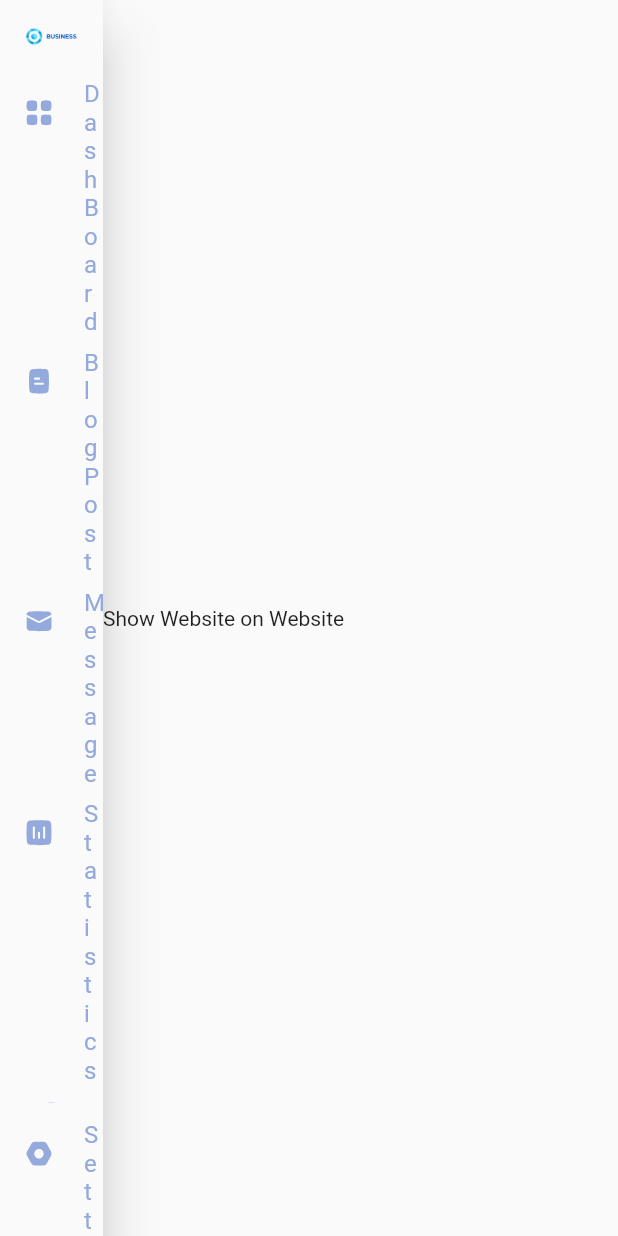
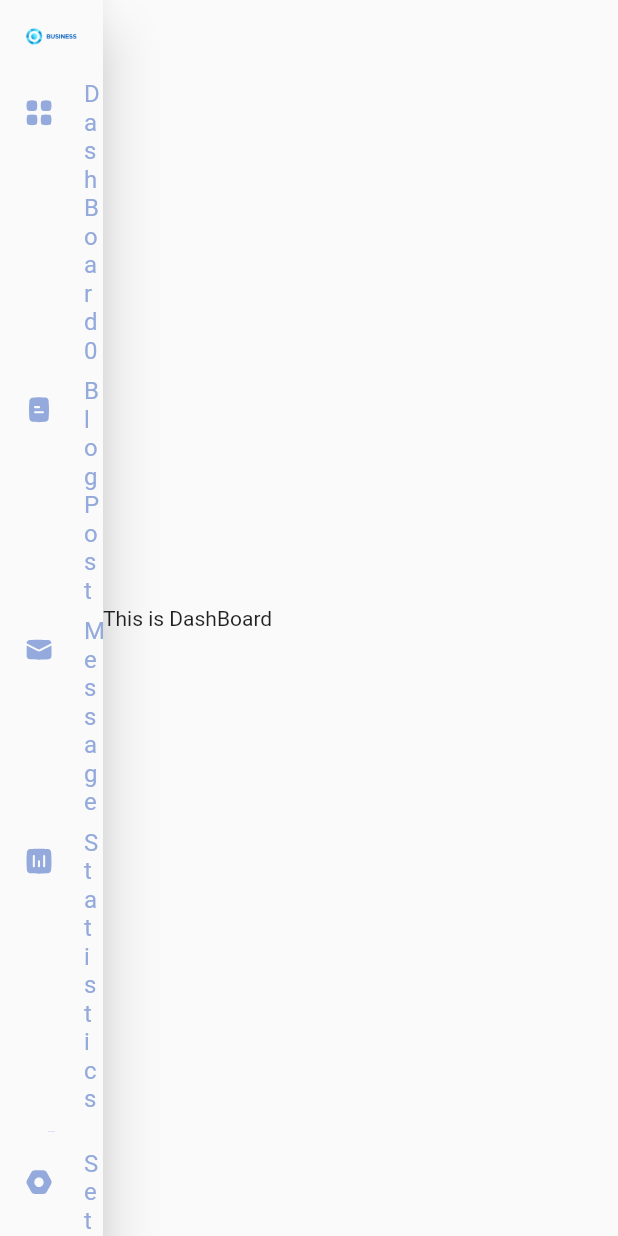
Before and after one commit to Jomjai6789/DashboardJomjai, a Flutter app: the WidgetDashboardWebsite screen opened directly, on a phone screen of 412 x 824 dp. Run offline on Flutter 3.47's test engine with Material 2 defaults, Android fonts, the phone set to English and light mode, and no system bars; our stand-ins replace flutter_svg, get, responsive_builder.

Commit message:
Change Body

```diff
--- /dev/null
+++ b/lib/bodys/dashboard_body.dart
@@ -0,0 +1,10 @@
+import 'package:flutter/material.dart';
+
+class DashBoardBody extends StatelessWidget {
+  const DashBoardBody({super.key});
+
+  @override
+  Widget build(BuildContext context) {
+    return Text('This is DashBoard');
+  }
+}
--- a/lib/state_website/widget_dashboard_website.dart
+++ b/lib/state_website/widget_dashboard_website.dart
@@ -1,21 +1,44 @@
+import 'package:demojomjai/bodys/blogpost_body.dart';
+import 'package:demojomjai/bodys/dashboard_body.dart';
+import 'package:demojomjai/bodys/message.dart';
+import 'package:demojomjai/bodys/statistics.dart';
+import 'package:demojomjai/utility/app_controller.dart';
 import 'package:demojomjai/widgets/drawer_menu.dart';
 import 'package:flutter/material.dart';
+import 'package:get/get.dart';
 
-class WidgetDashboardWebsite extends StatelessWidget {
+class WidgetDashboardWebsite extends StatefulWidget {
   const WidgetDashboardWebsite({super.key});
 
   @override
+  State<WidgetDashboardWebsite> createState() => _WidgetDashboardWebsiteState();
+}
+
+class _WidgetDashboardWebsiteState extends State<WidgetDashboardWebsite> {
+  var bodys = <Widget>[
+    const DashBoardBody(),
+    const BlogPostBody(),
+    const Message(),
+    const Statistics(),
+  ];
+
+  @override
   Widget build(BuildContext context) {
+    return GetX(
+        init: AppController(),
+        builder: (AppController appController) {
           return Scaffold(
             drawer: DrawerMenu(),
             body: Row(
               children: [
                 Expanded(child: DrawerMenu()),
-          Expanded(flex: 5,
-            child: Text('Show Website on Website'),
+                Expanded(
+                  flex: 5,
+                  child: bodys[appController.indexDrawer.value],
                 ),
               ],
             ),
           );
+        });
   }
 }
--- /dev/null
+++ b/lib/utility/app_controller.dart
@@ -0,0 +1,5 @@
+import 'package:get/get.dart';
+
+class AppController extends GetxController {
+  RxInt indexDrawer = 0.obs;
+}
--- a/lib/widgets/drawer_menu.dart
+++ b/lib/widgets/drawer_menu.dart
@@ -1,13 +1,17 @@
 import 'package:demojomjai/utility/app_constant.dart';
+import 'package:demojomjai/utility/app_controller.dart';
 import 'package:demojomjai/widgets/drawer_list_title.dart';
 import 'package:flutter/material.dart';
-
+import 'package:get/get.dart';
 
 class DrawerMenu extends StatelessWidget {
   const DrawerMenu({Key? key}) : super(key: key);
 
   @override
   Widget build(BuildContext context) {
+    return GetX(
+        init: AppController(),
+        builder: (AppController appController) {
           return Drawer(
             child: ListView(
               children: [
@@ -16,23 +20,33 @@ class DrawerMenu extends StatelessWidget {
                   child: Image.asset("assets/images/logowithtext.png"),
                 ),
                 DrawerListTile(
-              title: 'Dash Board',
+                    title: 'Dash Board ${appController.indexDrawer}',
                     svgSrc: 'assets/icons/Dashboard.svg',
                     tap: () {
                       print('You Click Dash Board');
+                      appController.indexDrawer.value = 0;
                     }),
                 DrawerListTile(
                     title: 'Blog Post',
                     svgSrc: 'assets/icons/BlogPost.svg',
-              tap: () {}),
+                    tap: () {
+                       appController.indexDrawer.value = 1;
+                    }),
                 DrawerListTile(
-              title: 'Message', svgSrc: 'assets/icons/Message.svg', tap: () {}),
+                    title: 'Message',
+                    svgSrc: 'assets/icons/Message.svg',
+                    tap: () {
+                       appController.indexDrawer.value = 2;
+                    }),
                 DrawerListTile(
                     title: 'Statistics',
                     svgSrc: 'assets/icons/Statistics.svg',
-              tap: () {}),
+                    tap: () {
+                       appController.indexDrawer.value = 3;
+                    }),
                 const Padding(
-            padding: EdgeInsets.symmetric(horizontal: AppConstant.appPadding * 2),
+                  padding: EdgeInsets.symmetric(
+                      horizontal: AppConstant.appPadding * 2),
                   child: Divider(
                     color: AppConstant.grey,
                     thickness: 0.2,
@@ -43,9 +57,12 @@ class DrawerMenu extends StatelessWidget {
                     svgSrc: 'assets/icons/Setting.svg',
                     tap: () {}),
                 DrawerListTile(
-              title: 'Logout', svgSrc: 'assets/icons/Logout.svg', tap: () {}),
+                    title: 'Logout',
+                    svgSrc: 'assets/icons/Logout.svg',
+                    tap: () {}),
               ],
             ),
           );
+        });
   }
 }
```
Also changed, not shown: lib/bodys/blogpost_body.dart (added, +10 -0 lines), lib/bodys/message.dart (added, +10 -0 lines), lib/bodys/statistics.dart (added, +10 -0 lines). Lines whose indentation alone changed are shown as unchanged.
